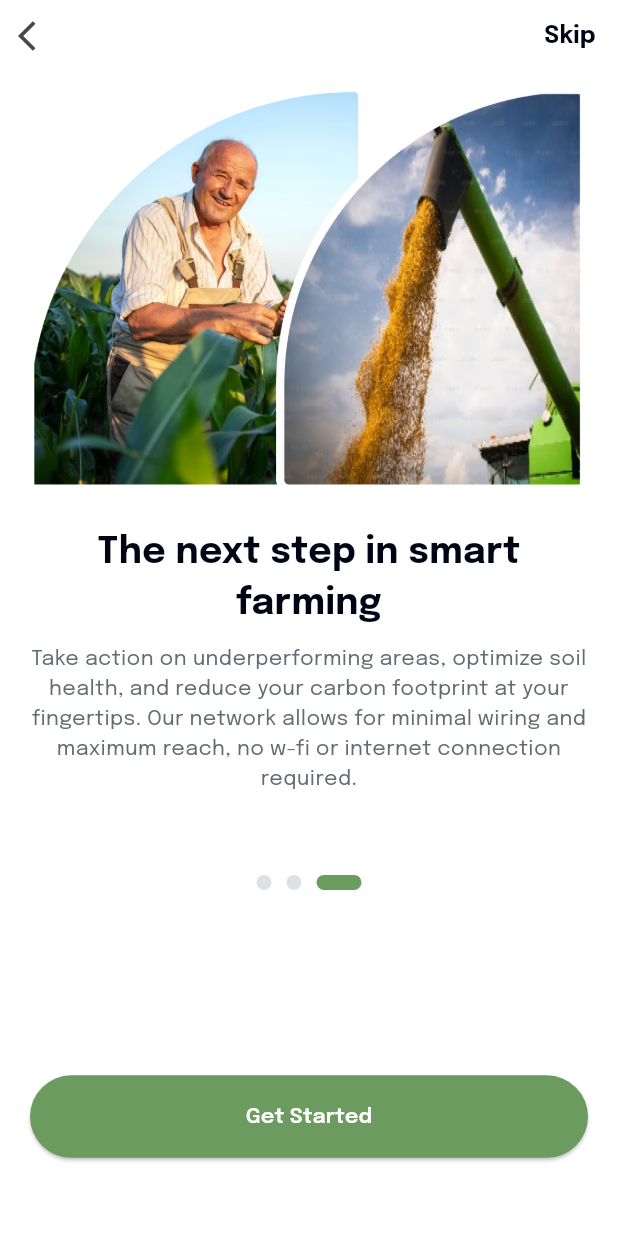
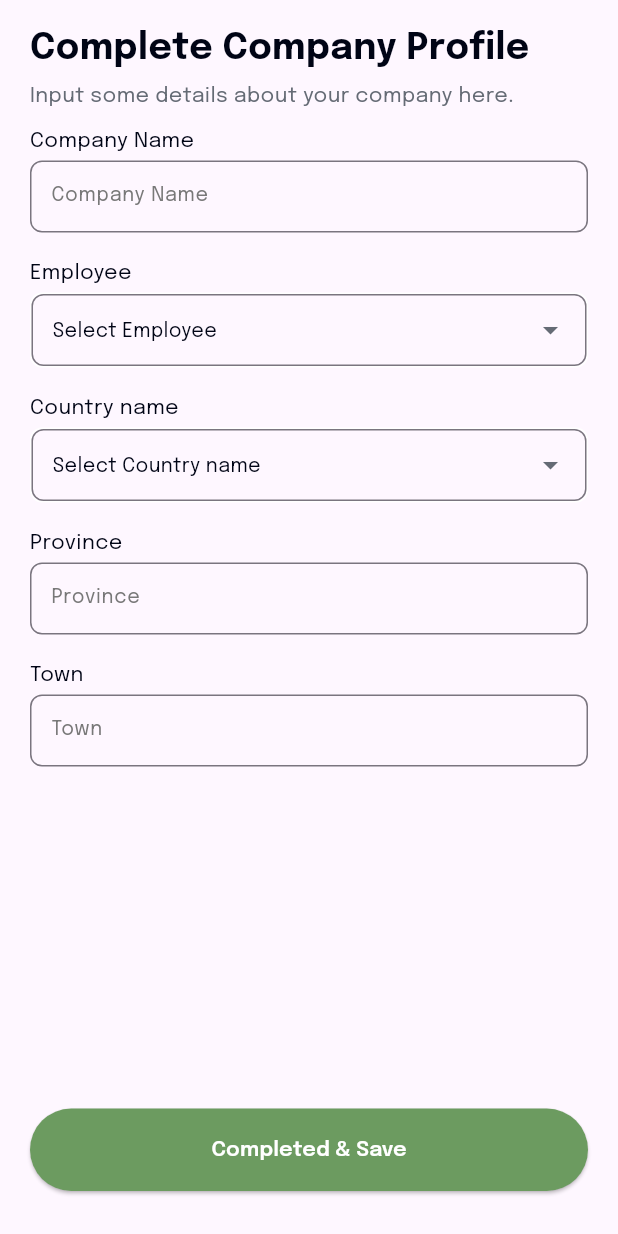
Before and after one commit to sakib151659/nurture_field, a Flutter app: the screen it shows after launch, after a tap on "Skip", after a tap on "Get Started", on a phone screen of 412 x 824 dp. Run offline on Flutter 3.47's test engine with Material 2 defaults, Android fonts, the phone set to English and light mode, and no system bars; drawn by our look-alikes of dropdown_search, smooth_page_indicator; our stand-ins replace shared_preferences.

Commit message:
company profile done

```diff
--- a/lib/components/custom_buttons/custom_button_rounded.dart
+++ b/lib/components/custom_buttons/custom_button_rounded.dart
@@ -7,7 +7,8 @@ class CustomButtonRounded extends StatelessWidget {
   final Function() onPress;
   final double ?height;
   final double ? width;
-  const CustomButtonRounded({Key? key, required this.title, required this.onPress, this.height=55, this.width=double.infinity}) : super(key: key);
+  final Color ? bgColor;
+  const CustomButtonRounded({Key? key, required this.title, this.bgColor= MyColors.primaryColor,required this.onPress, this.height=55, this.width=double.infinity}) : super(key: key);
 
   @override
   Widget build(BuildContext context) {
@@ -17,7 +18,7 @@ class CustomButtonRounded extends StatelessWidget {
       child: ElevatedButton(
         onPressed: onPress,
         style: ButtonStyle(
-          backgroundColor: MaterialStateProperty.all<Color>(MyColors.primaryColor),
+          backgroundColor: MaterialStateProperty.all<Color>(bgColor!),
           shape: MaterialStateProperty.all<RoundedRectangleBorder>(
             RoundedRectangleBorder(
               borderRadius: BorderRadius.circular(30),
--- /dev/null
+++ b/lib/components/custom_dropdown/string_dropdown.dart
@@ -0,0 +1,123 @@
+import 'package:dropdown_search/dropdown_search.dart';
+import 'package:flutter/material.dart';
+import '../../utils/app_colors.dart';
+import '../../utils/app_strings.dart';
+import '../../utils/custom_text_style.dart';
+
+
+class StringDropdown extends StatefulWidget {
+  final String? hintText;
+  final String? selectedItem;
+  final List<String> itemList;
+  final Function? callBackFunction;
+  const StringDropdown(
+      {Key? key,
+        required this.hintText,
+        this.selectedItem,
+        required this.itemList,
+        required this.callBackFunction})
+      : super(key: key);
+
+  @override
+  State<StringDropdown> createState() => _StringDropdownState();
+}
+
+class _StringDropdownState extends State<StringDropdown> {
+  TextEditingController searchController = TextEditingController();
+  @override
+  Widget build(BuildContext context) {
+    ///Menu Mode with no searchBox MultiSelection
+    return Container(
+      decoration: BoxDecoration(
+          border: Border.all(color: Colors.white),
+          borderRadius: BorderRadius.circular(8)
+      ),
+      child: DropdownSearch<String>(
+        //validator: (v) => v == null ? "required field" : null,
+        validator: (value) {
+          if (value != null) {
+            return null;
+          }else{
+            return AppStrings.requiredField;
+          }
+
+
+          return null;
+        },
+        dropdownDecoratorProps: DropDownDecoratorProps(
+          dropdownSearchDecoration: InputDecoration(
+            //labelText: widget.labelText,
+            suffixIconColor: MyColors.secondaryTextColor,
+            // prefixIcon: const Icon(Icons.person),
+            // prefixIconColor: MyColors.primaryTextColor,
+            iconColor: MyColors.secondaryTextColor,
+            hintText: widget.hintText,
+            hintMaxLines: 1,
+            hintStyle: const TextStyle(color: MyColors.customGeryLight, fontSize: 14),
+            //labelText: "Menu mode *",
+            contentPadding: const EdgeInsets.fromLTRB(10, 0, 0, 0),
+            border:  OutlineInputBorder(
+                borderRadius: BorderRadius.circular(8),
+                borderSide: BorderSide(color: Colors.white)
+            ),
+          ), //new 2
+        ),
+        popupProps: PopupProps.dialog(
+
+            dialogProps: DialogProps(),
+            showSearchBox: true,
+            showSelectedItems: true,
+            itemBuilder: _customPopupItemBuilderExample),
+        clearButtonProps: ClearButtonProps(isVisible: false, splashRadius: 20),
+        items: widget.itemList,
+        onChanged: (value) {
+          if (value != null) {
+            widget.callBackFunction!(value);
+          }
+        },
+        //  popupItemDisabled: (String? s) => s?.startsWith('I') ?? false,
+        selectedItem: widget.selectedItem,
+        compareFn: (item, selectedItem) => item == selectedItem,
+        //filterFn: (item, search) => item?.name == search, //'কৃষি',
+        // searchFieldProps: TextFieldProps(
+        //   controller: searchController,
+        // ),
+        itemAsString: (item) => item!,
+        dropdownBuilder: _customDropDownExample,
+      ),
+    );
+  }
+
+  Widget _customDropDownExample(BuildContext context, String? item) {
+    if (item == null) {
+      return Text(widget.hintText!,
+        style: MyTextStyle.primaryLight(fontColor: MyColors.primaryTextColor, fontWeight: FontWeight.normal, fontSize: 13),
+      );
+    }
+
+    return Text(
+      item,
+      style: MyTextStyle.primaryLight(fontColor: MyColors.primaryTextColor, fontWeight: FontWeight.normal, fontSize: 13),
+    );
+  }
+
+  Widget _customPopupItemBuilderExample(
+      BuildContext context, String? item, bool isSelected) {
+    return Container(
+        margin: const EdgeInsets.symmetric(horizontal: 8, vertical: 4.0),
+        padding: const EdgeInsets.only(left: 10.0, top: 2.0, bottom: 2.0),
+        decoration: !isSelected
+            ? null
+            : BoxDecoration(
+          border: Border.all(color: MyColors.primaryTextColor),
+          borderRadius: BorderRadius.circular(8),
+          color: Colors.white,
+        ),
+        child: Text(
+          item ?? '',
+          style: TextStyle(
+            color: Colors.black,
+          ),
+        ));
+  }
+}
--- /dev/null
+++ b/lib/components/custom_text_input_field/custom_text_input_field.dart
@@ -0,0 +1,95 @@
+import 'package:flutter/material.dart';
+import '../../utils/app_colors.dart';
+import '../../utils/custom_text_style.dart';
+
+
+class CustomTextInputField extends StatefulWidget {
+  final bool isSecure;
+  final int maxLines;
+  final TextEditingController controller;
+  final TextInputType textInputType;
+  final Function(String) ? onChanged;
+  final String? Function(String?)? validatorFunction;
+  final String hintText;
+  //final String? labelText;
+
+  const CustomTextInputField(
+      {Key? key,
+        this.isSecure = false,
+        required this.controller,
+        required this.textInputType,
+        required this.hintText,
+
+        this.onChanged,
+        this.maxLines = 1,
+        //this.labelText = '',
+        this.validatorFunction
+
+      })
+      : super(key: key);
+
+  @override
+  _CustomTextInputFieldState createState() => _CustomTextInputFieldState();
+}
+
+class _CustomTextInputFieldState extends State<CustomTextInputField> {
+  @override
+  Widget build(BuildContext context) {
+    return TextFormField(
+      validator: widget.validatorFunction,
+      style: MyTextStyle.primaryLight(fontSize: 13),
+      controller: widget.controller,
+      onChanged: widget.onChanged,
+      keyboardType: widget.textInputType,
+      obscureText: widget.isSecure,
+      cursorColor: MyColors.secondaryColor,
+      maxLines: widget.maxLines,
+      decoration: InputDecoration(
+        contentPadding: const EdgeInsets.all(10),
+        hintText: widget.hintText,
+        hintStyle: MyTextStyle.primaryLight(
+            fontColor: MyColors.customGrayDark, fontSize: 13),
+        //labelText: widget.labelText == ''? widget.hintText: widget.labelText,
+        labelStyle: MyTextStyle.primaryLight(
+            fontColor: MyColors.customGery, fontSize: 16),
+        alignLabelWithHint: true,
+        border: const OutlineInputBorder(
+          borderRadius: BorderRadius.all(
+            Radius.circular(8),
+          ),
+          borderSide: BorderSide(
+            color: MyColors.primaryColor,
+            width: 0.5,
+          ),
+        ),
+        focusedBorder: const OutlineInputBorder(
+          borderRadius: BorderRadius.all(
+            Radius.circular(8),
+          ),
+          borderSide: BorderSide(
+            color: MyColors.primaryColor,
+            width: 0.9,
+          ),
+        ),
+        errorBorder: const OutlineInputBorder(
+          borderRadius: BorderRadius.all(
+            Radius.circular(8),
+          ),
+          borderSide: BorderSide(
+            color: Colors.red,
+            width: 0.9,
+          ),
+        ),
+        focusedErrorBorder: const OutlineInputBorder(
+          borderRadius: BorderRadius.all(
+            Radius.circular(8),
+          ),
+          borderSide: BorderSide(
+            color: Colors.red,
+            width: 0.9,
+          ),
+        ),
+      ),
+    );
+  }
+}
--- /dev/null
+++ b/lib/components/custom_widgets/common_widgets.dart
@@ -0,0 +1,21 @@
+import 'package:flutter/material.dart';
+import '../../utils/custom_text_style.dart';
+
+class CustomWidgets{
+
+  Widget titledColumn({required String title, required Widget widget}){
+    return Column(
+      crossAxisAlignment: CrossAxisAlignment.start,
+      children: [
+        Text(title,
+          textAlign: TextAlign.center,
+          style: MyTextStyle.primaryLight(),
+        ),
+        const SizedBox(height: 3,),
+        widget,
+        const SizedBox(height: 17,),
+      ],
+    );
+  }
+
+}
--- /dev/null
+++ b/lib/screens/onboarding/complete_company_profile.dart
@@ -0,0 +1,122 @@
+import 'package:flutter/material.dart';
+import 'package:nurture_field/components/custom_dropdown/string_dropdown.dart';
+import 'package:nurture_field/components/custom_text_input_field/custom_text_input_field.dart';
+import 'package:nurture_field/components/custom_widgets/common_widgets.dart';
+import 'package:nurture_field/utils/app_colors.dart';
+import 'package:nurture_field/utils/static_lists.dart';
+import '../../components/custom_buttons/custom_button_rounded.dart';
+import '../../utils/app_constants.dart';
+import '../../utils/custom_text_style.dart';
+import '../../utils/local_storage_manager.dart';
+
+class CompleteCompanyProfile extends StatefulWidget {
+  const CompleteCompanyProfile({Key? key}) : super(key: key);
+
+  @override
+  State<CompleteCompanyProfile> createState() => _CompleteCompanyProfileState();
+}
+
+class _CompleteCompanyProfileState extends State<CompleteCompanyProfile> {
+  // controllers
+  TextEditingController companyNameController = TextEditingController();
+  TextEditingController provinceController = TextEditingController();
+  TextEditingController townController = TextEditingController();
+
+  @override
+  Widget build(BuildContext context) {
+    return Scaffold(
+      body: SafeArea(
+        child: Padding(
+          padding: const EdgeInsets.symmetric(horizontal: 20.0),
+          child: Column(
+            children: [
+              Expanded(
+                child: SingleChildScrollView(
+                  child: Column(
+                    crossAxisAlignment: CrossAxisAlignment.start,
+                    children: [
+                      //heading
+                      const SizedBox(height: 15,),
+                      Text("Complete Company Profile",
+                        textAlign: TextAlign.center,
+                        style: MyTextStyle.primaryBold(fontSize: 24),
+                      ),
+                      const SizedBox(height: 5,),
+                      Text(
+                        "Input some details about your company here.",
+                        textAlign: TextAlign.center,
+                        style: MyTextStyle.secondaryLight(),
+                      ),
+                      const SizedBox(height: 10,),
+
+                      //form
+                      CustomWidgets().titledColumn(
+                          title: "Company Name",
+                          widget: CustomTextInputField(
+                              controller: companyNameController,
+                              textInputType: TextInputType.text,
+                              hintText: "Company Name"
+                          )
+                      ),
+
+                      CustomWidgets().titledColumn(
+                          title: "Employee",
+                          widget: StringDropdown(
+                              hintText: "Select Employee",
+                              itemList: StaticList().dummyList,
+                              callBackFunction: (value){
+                                print(value);
+                              }
+                          )
+                      ),
+
+                      CustomWidgets().titledColumn(
+                          title: "Country name",
+                          widget: StringDropdown(
+                              hintText: "Select Country name",
+                              itemList: StaticList().dummyList,
+                              callBackFunction: (value){
+                                print(value);
+                              }
+                          )
+                      ),
+
+                      CustomWidgets().titledColumn(
+                          title: "Province",
+                          widget: CustomTextInputField(
+                              controller: provinceController,
+                              textInputType: TextInputType.text,
+                              hintText: "Province"
+                          )
+                      ),
+
+                      CustomWidgets().titledColumn(
+                          title: "Town",
+                          widget: CustomTextInputField(
+                              controller: townController,
+                              textInputType: TextInputType.text,
+                              hintText: "Town"
+                          )
+                      ),
+
+                    ],
+                  ),
+                ),
+              ),
+              const SizedBox(height: 30,),
+              CustomButtonRounded(
+                  title: "Completed & Save",
+                  bgColor: true? MyColors.primaryColor: MyColors.customGrayDark,  // change the color if everything filled
+                  onPress: (){
+                    //Navigator.of(context).push(MaterialPageRoute(builder: (builder)=>const CompleteCompanyProfile()));
+                    LocalStorageManager.saveData(AppConstant.isCompanyProfileCompleted, true);
+                  }
+              ),
+              const SizedBox(height: 30,)
+            ],
+          ),
+        ),
+      ),
+    );
+  }
+}
--- a/lib/screens/onboarding/onboarding.dart
+++ b/lib/screens/onboarding/onboarding.dart
@@ -7,6 +7,7 @@ import '../../utils/app_constants.dart';
 import '../../utils/asset_strings.dart';
 import '../../utils/custom_text_style.dart';
 import '../../utils/local_storage_manager.dart';
+import 'complete_company_profile.dart';
 import 'onboarding_template.dart';
 
 
@@ -135,7 +136,7 @@ class _OnBoardingScreenState extends State<OnBoardingScreen> {
                         child: CustomButtonRounded(
                             title: "Get Started",
                             onPress: (){
-                              //Navigator.of(context).push(MaterialPageRoute(builder: (builder)=>const Auth()));
+                              Navigator.of(context).push(MaterialPageRoute(builder: (builder)=>const CompleteCompanyProfile()));
                               LocalStorageManager.saveData(AppConstant.isOnBoarding, false);
                             }
                         )
--- a/lib/utils/app_constants.dart
+++ b/lib/utils/app_constants.dart
@@ -1,9 +1,17 @@
 class AppConstant{
-  static const String showHome = "showHome";
+  //font style
+  static const String epilogue = "epilogue";
+
+  //after splash screen condition
   static const String isOnBoarding = "isOnBoarding";
-  static const String showMakeProfile = "showMakeProfile";
-  static const String lastStepCompleted = "lastStepCompleted";
-  static const String epilogue = "epilogue";
+  static const String isCompanyProfileCompleted = "isCompanyProfileCompleted";
+
+
+
+  // static const String showHome = "showHome";
+  // static const String showMakeProfile = "showMakeProfile";
+  // static const String lastStepCompleted = "lastStepCompleted";
+
 
 
 }
--- a/lib/utils/static_lists.dart
+++ b/lib/utils/static_lists.dart
@@ -0,0 +1,4 @@
+class StaticList{
+
+  List<String> dummyList = ["Dummy1","Dummy2","Dummy3","Dummy4","Dummy5", ];
+}
--- a/pubspec.yaml
+++ b/pubspec.yaml
@@ -37,6 +37,7 @@ dependencies:
   cupertino_icons: ^1.0.2
   shared_preferences: ^2.2.2
   smooth_page_indicator: ^1.1.0
+  dropdown_search: ^5.0.6
 
 dev_dependencies:
   flutter_test:
```
Also changed, not shown: pubspec.lock.
